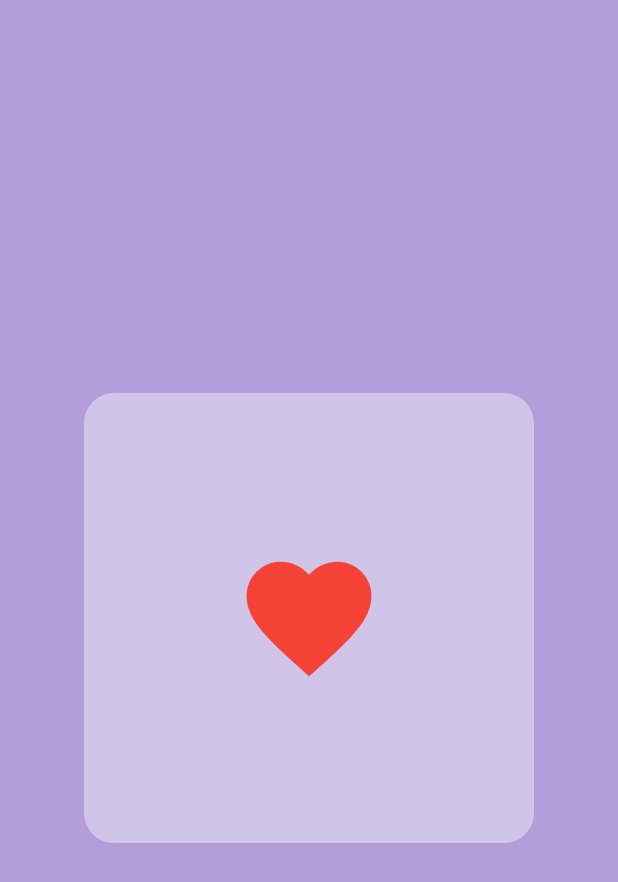
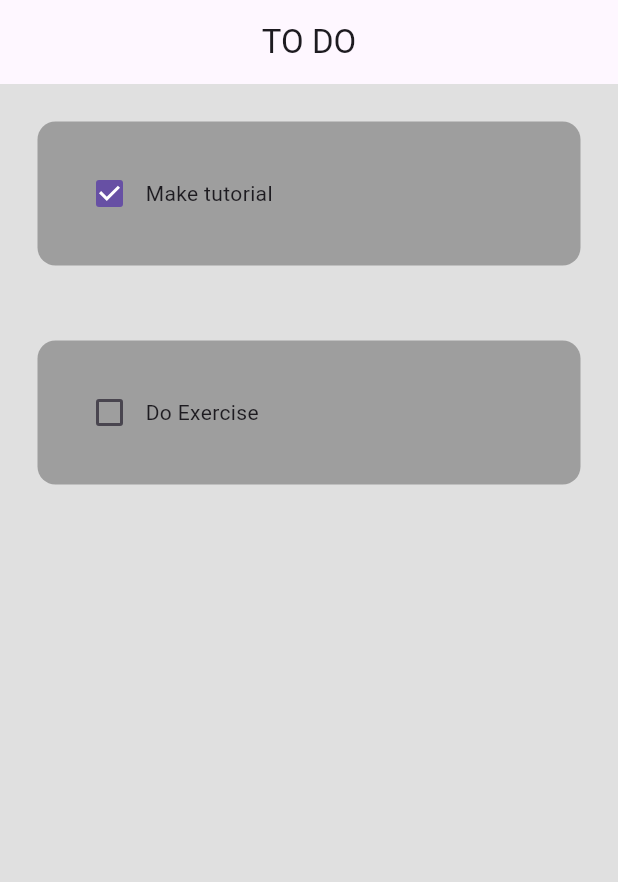
Before and after one commit to vagnerzampieri/flutter_app, a Flutter app: the screen it shows after launch, on a phone screen of 412 x 824 dp. Shown: the top 882 px of the screen. Run offline on Flutter 3.47's test engine with Material 3 defaults, Android fonts, the phone set to English and light mode, and no system bars.

Commit message:
Add list of task hard coded

```diff
--- a/lib/main.dart
+++ b/lib/main.dart
@@ -1,4 +1,5 @@
 import 'package:flutter/material.dart';
+import 'package:flutter_app/pages/home_page.dart';
 
 void main() {
   runApp(const MyApp());
@@ -11,22 +12,8 @@ class MyApp extends StatelessWidget {
   Widget build(BuildContext context) {
     return MaterialApp(
       debugShowCheckedModeBanner: false,
-      home: Scaffold(
-        backgroundColor: Colors.deepPurple[200],
-        body: Center(
-          child: Container(
-            height: 300,
-            width: 300,
-            decoration: BoxDecoration(
-              // curve the corners a bit
-              color: Colors.deepPurple[100],
-              borderRadius: BorderRadius.circular(20),
-            ),
-            padding: EdgeInsets.all(25),
-            child: Icon(Icons.favorite, size: 100, color: Colors.red),
-          ),
-        ),
-      ),
+      home: HomePage(),
+      theme: ThemeData(primarySwatch: Colors.grey),
     );
   }
 }
--- /dev/null
+++ b/lib/pages/home_page.dart
@@ -0,0 +1,33 @@
+import 'package:flutter/material.dart';
+import 'package:flutter_app/utils/todo_tile.dart';
+
+class HomePage extends StatefulWidget {
+  const HomePage({super.key});
+
+  @override
+  State<HomePage> createState() => _HomePageState();
+}
+
+class _HomePageState extends State<HomePage> {
+  @override
+  Widget build(BuildContext context) {
+    return Scaffold(
+      backgroundColor: Colors.grey[300],
+      appBar: AppBar(centerTitle: true, title: Text('TO DO'), elevation: 0),
+      body: ListView(
+        children: [
+          TodoTile(
+            taskName: "Make tutorial",
+            taskCompleted: true,
+            onChanged: (value) {},
+          ),
+          TodoTile(
+            taskName: "Do Exercise",
+            taskCompleted: false,
+            onChanged: (value) {},
+          ),
+        ],
+      ),
+    );
+  }
+}
--- /dev/null
+++ b/lib/utils/todo_tile.dart
@@ -0,0 +1,34 @@
+import 'package:flutter/material.dart';
+
+class TodoTile extends StatelessWidget {
+  final String taskName;
+  final bool taskCompleted;
+  Function(bool?)? onChanged;
+
+  TodoTile({
+    super.key,
+    required this.taskName,
+    required this.taskCompleted,
+    required this.onChanged,
+  });
+
+  @override
+  Widget build(BuildContext context) {
+    return Padding(
+      padding: const EdgeInsets.all(25.0),
+      child: Container(
+        padding: EdgeInsets.all(24),
+        decoration: BoxDecoration(
+          color: Colors.grey,
+          borderRadius: BorderRadius.circular(12),
+        ),
+        child: Row(
+          children: [
+            Checkbox(value: taskCompleted, onChanged: onChanged),
+            Text(taskName),
+          ],
+        ),
+      ),
+    );
+  }
+}
```
